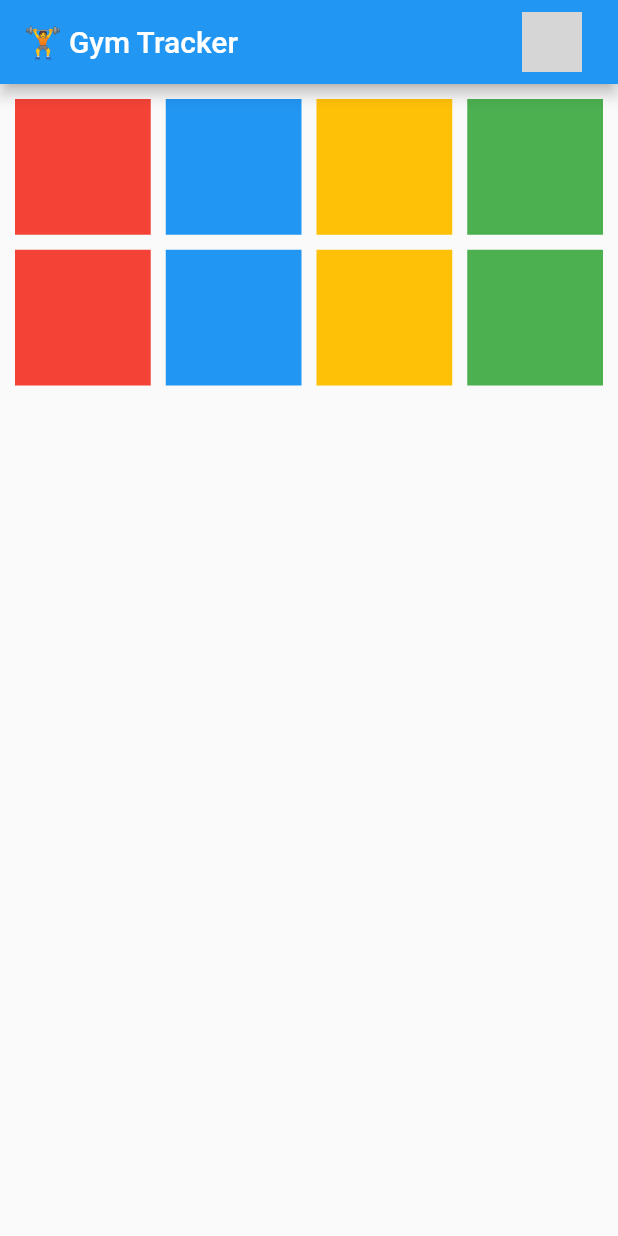
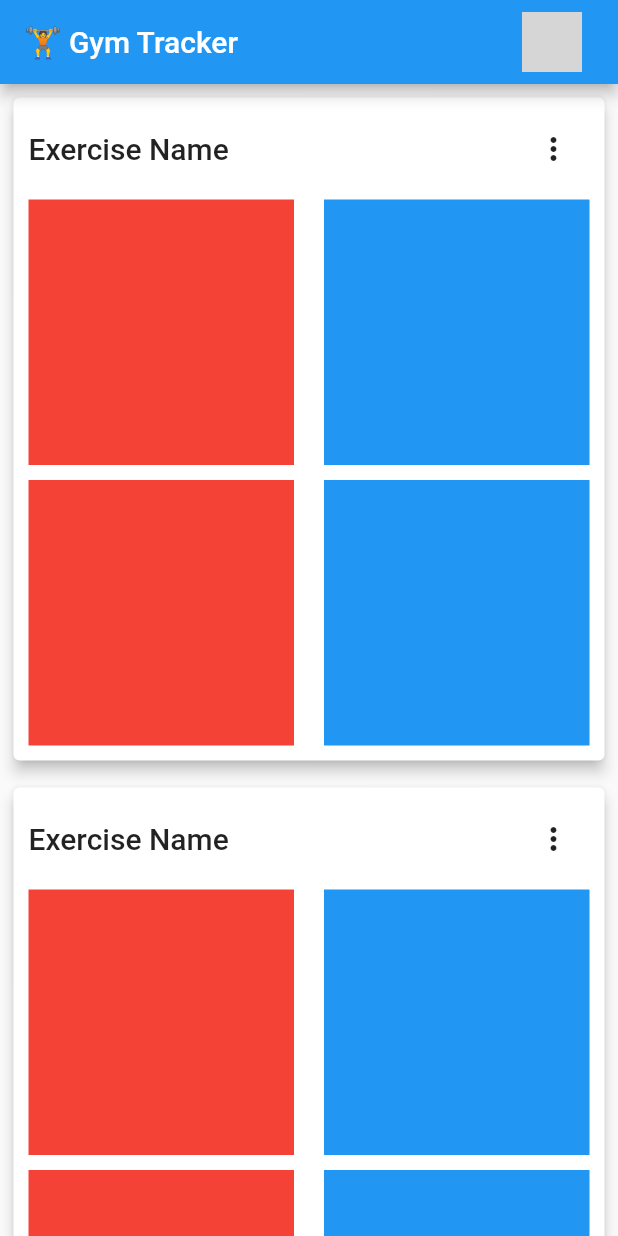
Before and after one commit to ms747/Gymtracker_mobile, a Flutter app: the screen it shows after launch, on a phone screen of 412 x 824 dp. Run offline on Flutter 3.47's test engine with Material 2 defaults, Android fonts, the phone set to English and light mode, and no system bars; network calls fail; grey boxes are pictures that could not be loaded.

Commit message:
Added Accordian Component

```diff
--- /dev/null
+++ b/lib/components/Accordian.dart
@@ -0,0 +1,79 @@
+import 'package:flutter/material.dart';
+
+import 'ColorTile.dart';
+
+class MyAccordian extends StatelessWidget {
+  @override
+  Widget build(BuildContext context) {
+    return Container(
+      padding: const EdgeInsets.all(5),
+      child: Card(
+        elevation: 4,
+        child: Container(
+          padding: const EdgeInsets.all(10),
+          child: Column(
+            crossAxisAlignment: CrossAxisAlignment.start,
+            children: <Widget>[
+              Row(
+                mainAxisAlignment: MainAxisAlignment.spaceBetween,
+                children: <Widget>[
+                  Text(
+                    "Exercise Name",
+                    style: Theme.of(context).textTheme.title,
+                  ),
+                  PopupMenuButton(
+                    itemBuilder: (BuildContext context) {
+                      List<PopupMenuEntry> choices = [
+                        _buildPopupMenuItem(value: "edit", icon: Icons.edit, label: "Edit"),
+                        _buildPopupMenuItem(value: "delete", icon: Icons.delete, label: "Delete"),
+                      ];
+                      return choices;
+                    },
+                    onSelected: (x) {
+                      print(x);
+                    },
+                  )
+                ],
+              ),
+              Padding(padding: EdgeInsets.all(5)),
+              GridView.count(
+                physics: NeverScrollableScrollPhysics(),
+                crossAxisCount: 2,
+                shrinkWrap: true,
+                crossAxisSpacing: 20,
+                mainAxisSpacing: 10,
+                children: <Widget>[
+                  ColorTile(
+                    col: Colors.red,
+                  ),
+                  ColorTile(
+                    col: Colors.blue,
+                  ),
+                  ColorTile(
+                    col: Colors.red,
+                  ),
+                  ColorTile(
+                    col: Colors.blue,
+                  ),
+                ],
+              )
+            ],
+          ),
+        ),
+      ),
+    );
+  }
+
+  PopupMenuItem _buildPopupMenuItem({@required value, @required IconData icon, @required String label}) {
+    return PopupMenuItem(
+      value: value,
+      child: Row(
+        mainAxisAlignment: MainAxisAlignment.spaceEvenly,
+        children: <Widget>[
+          Icon(icon),
+          Text(label),
+        ],
+      ),
+    );
+  }
+}
--- /dev/null
+++ b/lib/components/ColorTile.dart
@@ -0,0 +1,16 @@
+import 'package:flutter/material.dart';
+
+class ColorTile extends StatelessWidget {
+  final Color col;
+  ColorTile({@required this.col});
+  @override
+  Widget build(BuildContext context) {
+    return GridTile(
+      child: Container(
+        decoration: BoxDecoration(
+          color: this.col,
+        ),
+      ),
+    );
+  }
+}
--- a/lib/main.dart
+++ b/lib/main.dart
@@ -1,4 +1,6 @@
 import 'package:flutter/material.dart';
+
+import 'components/Accordian.dart';
 
 void main() => runApp(MyApp());
 
@@ -80,27 +82,23 @@ class MyApp extends StatelessWidget {
         ),
         body: Center(
           child: Container(
-            child: GridView(
-              padding: EdgeInsets.all(10),
-              gridDelegate: SliverGridDelegateWithFixedCrossAxisCount(
-                crossAxisCount: 4,
-                mainAxisSpacing: 10,
-                crossAxisSpacing: 10,
-              ),
-              children: <Widget>[
-                ColorTile(col: Colors.red),
-                ColorTile(col: Colors.blue),
-                ColorTile(col: Colors.amber),
-                ColorTile(col: Colors.green),
-                ColorTile(col: Colors.red),
-                ColorTile(col: Colors.blue),
-                ColorTile(col: Colors.amber),
-                ColorTile(col: Colors.green),
-              ],
-            ),
+            child: _ListView(),
           ),
         ),
       ),
+    );
+  }
+}
+
+class _ListView extends StatelessWidget {
+  @override
+  Widget build(BuildContext context) {
+    return ListView(
+      primary: false,
+      children: <Widget>[
+        MyAccordian(),
+        MyAccordian(),
+      ],
     );
   }
 }
@@ -119,18 +117,3 @@ class Avatar extends StatelessWidget {
     );
   }
 }
-
-class ColorTile extends StatelessWidget {
-  final Color col;
-  ColorTile({@required this.col});
-  @override
-  Widget build(BuildContext context) {
-    return GridTile(
-      child: Container(
-        decoration: BoxDecoration(
-          color: this.col,
-        ),
-      ),
-    );
-  }
-}
```
